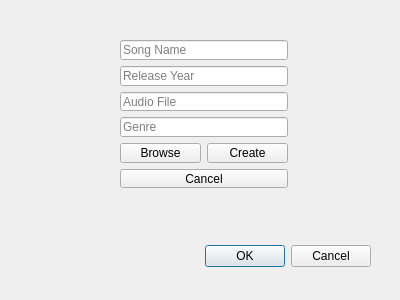
nahal-miri/Spotify, file Source/createsongdialog.ui: the form before one commit.
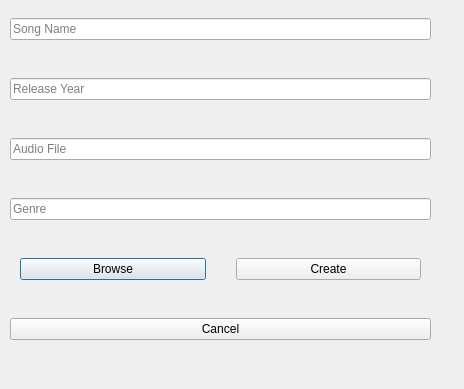
The form after the commit.

Patch:
```diff
--- a/Source/createsongdialog.ui
+++ b/Source/createsongdialog.ui
@@ -6,39 +6,35 @@
    <rect>
     <x>0</x>
     <y>0</y>
-    <width>400</width>
-    <height>300</height>
+    <width>464</width>
+    <height>389</height>
    </rect>
   </property>
   <property name="windowTitle">
    <string>Dialog</string>
   </property>
-  <widget class="QDialogButtonBox" name="buttonBox">
+  <widget class="QWidget" name="layoutWidget">
    <property name="geometry">
     <rect>
-     <x>30</x>
-     <y>240</y>
-     <width>341</width>
-     <height>32</height>
-    </rect>
-   </property>
-   <property name="orientation">
-    <enum>Qt::Orientation::Horizontal</enum>
-   </property>
-   <property name="standardButtons">
-    <set>QDialogButtonBox::StandardButton::Cancel|QDialogButtonBox::StandardButton::Ok</set>
-   </property>
-  </widget>
-  <widget class="QWidget" name="">
-   <property name="geometry">
-    <rect>
-     <x>120</x>
-     <y>40</y>
-     <width>168</width>
-     <height>148</height>
+     <x>10</x>
+     <y>10</y>
+     <width>421</width>
+     <height>361</height>
     </rect>
    </property>
    <layout class="QVBoxLayout" name="verticalLayout">
+    <property name="spacing">
+     <number>30</number>
+    </property>
+    <property name="leftMargin">
+     <number>0</number>
+    </property>
+    <property name="rightMargin">
+     <number>0</number>
+    </property>
+    <property name="bottomMargin">
+     <number>20</number>
+    </property>
     <item>
      <widget class="QLineEdit" name="songNameLineEdit">
       <property name="placeholderText">
@@ -69,6 +65,15 @@
     </item>
     <item>
      <layout class="QHBoxLayout" name="horizontalLayout">
+      <property name="spacing">
+       <number>30</number>
+      </property>
+      <property name="leftMargin">
+       <number>10</number>
+      </property>
+      <property name="rightMargin">
+       <number>10</number>
+      </property>
       <item>
        <widget class="QPushButton" name="browseButton">
         <property name="text">
```
Left out of the diff: 35 changed lines with no effect on the pictures.
